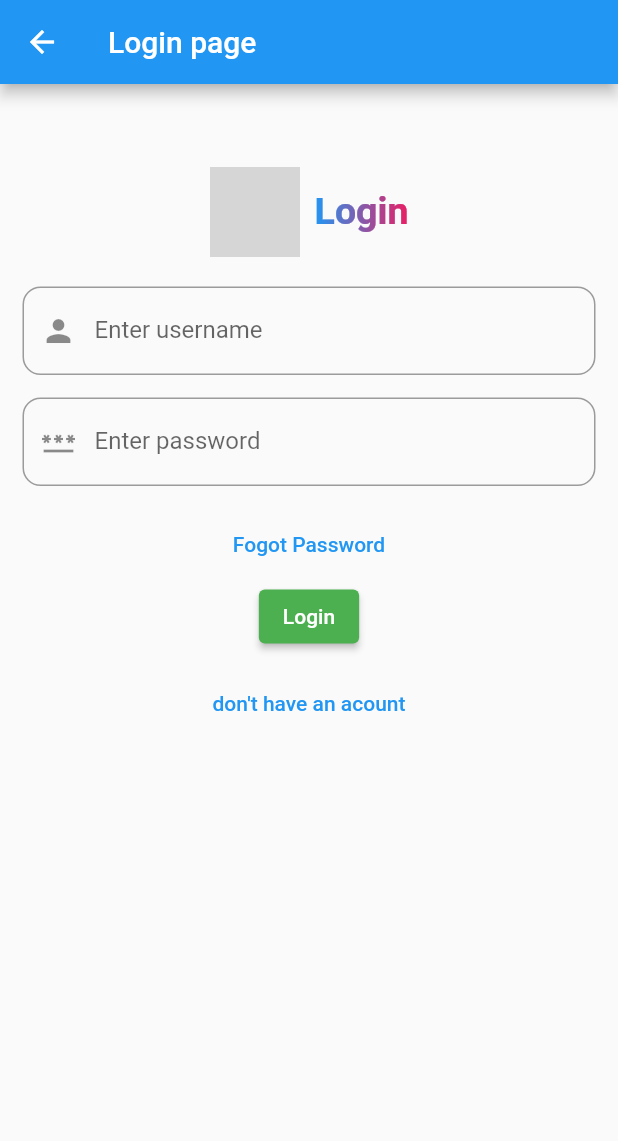
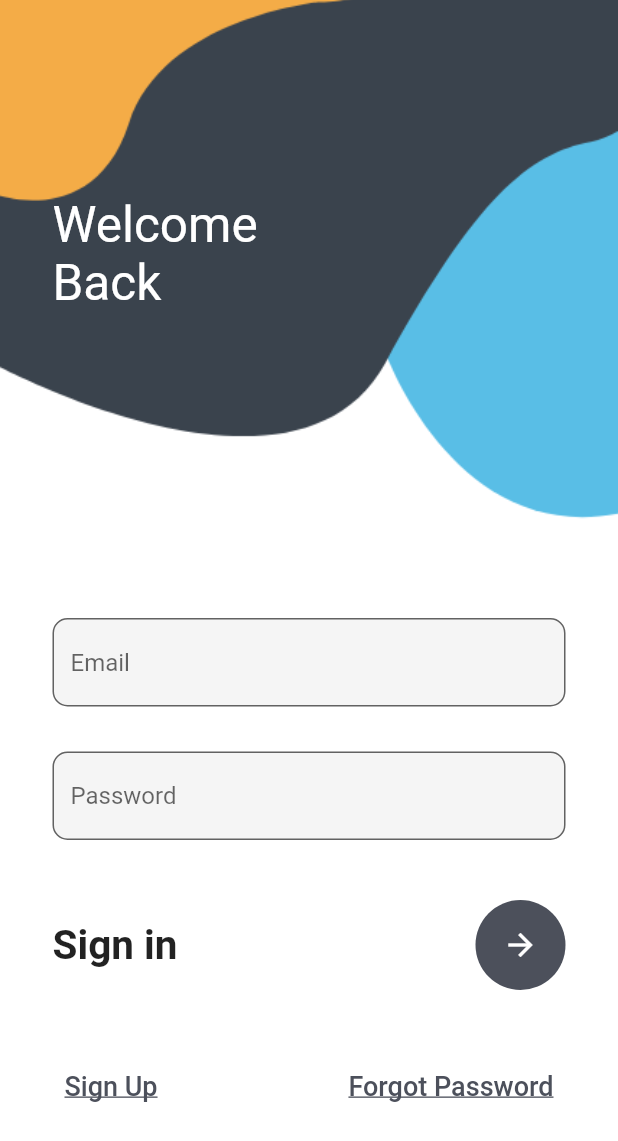
Before and after one commit to vivekhirani4/e-commerce-app, a Flutter app: the Login screen opened directly, on a phone screen of 412 x 824 dp. Shown: the top 1141 px of the screen. Run offline on Flutter 3.47's test engine with Material 2 defaults, Android fonts, the phone set to English and light mode, and no system bars; drawn by our look-alikes of simple_gradient_text; our stand-ins replace shared_preferences; accounts and stored records are empty; network calls fail; grey boxes are pictures that could not be loaded.

Commit message:
v1
added some file and works on design of login page and splash creen

```diff
--- a/my_first_app/lib/catagory.dart
+++ b/my_first_app/lib/catagory.dart
@@ -36,7 +36,7 @@ class _CatogoryState extends State<Catogory> {
   Widget build(BuildContext context) {
     return Scaffold(
         appBar: AppBar(
-          title: Text('Catogory list'),
+          title: Text('Catogorys'),
         ),
         body: Center(
           child: Padding(
--- a/my_first_app/lib/login.dart
+++ b/my_first_app/lib/login.dart
@@ -55,82 +55,96 @@ class _LoginState extends State<Login> {
 
   TextEditingController id = TextEditingController();
   TextEditingController password = TextEditingController();
+
   @override
   Widget build(BuildContext context) {
-    return Scaffold(
-      appBar: AppBar(
-        title: Text("Login page"),
+    return Container(
+      decoration: BoxDecoration(
+        image: DecorationImage(
+            image: AssetImage('assets/login.png'), fit: BoxFit.cover),
       ),
-      body: Center(
-        child: Padding(
-          padding: EdgeInsets.all(15),
+      child: Scaffold(
+        backgroundColor: Colors.transparent,
+        body: Stack(
+          children: [
+            Container(),
+            Container(
+              padding: EdgeInsets.only(left: 35, top: 130),
+              child: Text(
+                'Welcome\nBack',
+                style: TextStyle(color: Colors.white, fontSize: 33),
+              ),
+            ),
+            SingleChildScrollView(
+              child: Container(
+                padding: EdgeInsets.only(
+                    top: MediaQuery.of(context).size.height * 0.5),
+                child: Column(
+                  crossAxisAlignment: CrossAxisAlignment.start,
+                  children: [
+                    Container(
+                      margin: EdgeInsets.only(left: 35, right: 35),
                       child: Column(
                         children: [
-              const SizedBox(height: 40,),
+                          TextField(
+                            controller: id,
+                            style: TextStyle(color: Colors.black),
+                            decoration: InputDecoration(
+                                fillColor: Colors.grey.shade100,
+                                filled: true,
+                                hintText: "Email",
+                                border: OutlineInputBorder(
+                                  borderRadius: BorderRadius.circular(10),
+                                )),
+                          ),
+                          SizedBox(
+                            height: 30,
+                          ),
+                          TextField(
+                            controller: password,
+                            style: TextStyle(),
+                            obscureText: true,
+                            decoration: InputDecoration(
+                                fillColor: Colors.grey.shade100,
+                                filled: true,
+                                hintText: "Password",
+                                border: OutlineInputBorder(
+                                  borderRadius: BorderRadius.circular(10),
+                                )),
+                          ),
+                          SizedBox(
+                            height: 40,
+                          ),
                           Row(
-                mainAxisAlignment: MainAxisAlignment.center,
+                            mainAxisAlignment: MainAxisAlignment.spaceBetween,
                             children: [
-                  Image.network('https://cdn-icons-png.flaticon.com/512/5087/5087579.png',
-                  height: 60,
-                  width: 60,),
-                  const SizedBox(width: 10,),
+                              Text(
+                                'Sign in',
+                                style: TextStyle(
+                                    fontSize: 27, fontWeight: FontWeight.w700),
+                              ),
+                              CircleAvatar(
+                                radius: 30,
+                                backgroundColor: Color(0xff4c505b),
+                                child: IconButton(
+                                    color: Colors.white,
+                                    onPressed: () {
 
-                  GradientText('Login',
-                    style: const TextStyle(
-                      fontWeight: FontWeight.bold,
-                      fontSize: 25
-                    ),
-                    colors: const [
-                      Colors.blue,
-                      Colors.pink
+                                      _chekdata();
+
+                                    },
+                                    icon: Icon(
+                                      Icons.arrow_forward,
+                                    )),
+                              )
                             ],
                           ),
-                ],
+                          SizedBox(
+                            height: 40,
                           ),
-
-              SizedBox(height: 20,),
-              TextField(
-                controller: id,
-                decoration: InputDecoration(
-                  prefixIcon: const Icon(Icons.person),
-                  focusColor: Colors.green,
-                  border: OutlineInputBorder(
-                    borderRadius: BorderRadius.circular(12)
-                  ),
-                  labelText: 'Enter username',
-                ),
-              ),
-              const SizedBox(height: 15,),
-              TextField(
-                controller: password,
-                decoration: InputDecoration(
-                  prefixIcon : const Icon(Icons.password),
-                  border: OutlineInputBorder(
-                    borderRadius: BorderRadius.circular(12)
-                  ),
-                  labelText: 'Enter password'
-                ),
-              ),
-              const SizedBox(height: 15,),
-
-              TextButton(
-                onPressed: () {
-                  _forgotPass();
-                },
-                child: Text('Fogot Password')
-                ),
-
-              ElevatedButton(
-                onPressed: (){
-                  _chekdata();
-                },
-                child: Text("Login"),
-                style: ElevatedButton.styleFrom(
-                 primary: Colors.green
-                ),
-              ),
-              const SizedBox(height: 10,),
-
+                          Row(
+                            mainAxisAlignment: MainAxisAlignment.spaceBetween,
+                            children: [
                               TextButton(
                                 onPressed: () {
                                    Navigator.push(
@@ -139,10 +153,41 @@ class _LoginState extends State<Login> {
                                     )
                                    );
                                 },
-                 child: Text("don't have an acount"))
-            ]
+                                child: Text(
+                                  'Sign Up',
+                                  textAlign: TextAlign.left,
+                                  style: TextStyle(
+                                      decoration: TextDecoration.underline,
+                                      color: Color(0xff4c505b),
+                                      fontSize: 18),
+                                ),
+                                style: ButtonStyle(),
+                              ),
+                              TextButton(
+                                  onPressed: () {
+
+                                    _forgotPass();
+
+                                  },
+                                  child: Text(
+                                    'Forgot Password',
+                                    style: TextStyle(
+                                      decoration: TextDecoration.underline,
+                                      color: Color(0xff4c505b),
+                                      fontSize: 18,
+                                    ),
+                                  )),
+                            ],
+                          )
+                        ],
                       ),
                     )
+                  ],
+                ),
+              ),
+            ),
+          ],
+        ),
       ),
     );
   }
--- a/my_first_app/lib/main.dart
+++ b/my_first_app/lib/main.dart
@@ -18,7 +18,10 @@ class Myapp extends StatelessWidget {
   @override
   Widget build(BuildContext context) {
     return MaterialApp(
-      home: Catogory(),
+      theme: ThemeData(
+        primarySwatch: Colors.blueGrey
+      ),
+      home: Login(),
     );
   }
 }
--- /dev/null
+++ b/my_first_app/lib/product_view.dart
@@ -0,0 +1,15 @@
+import 'package:flutter/material.dart';
+
+class Product_view extends StatefulWidget {
+  const Product_view({super.key});
+
+  @override
+  State<Product_view> createState() => _Product_viewState();
+}
+
+class _Product_viewState extends State<Product_view> {
+  @override
+  Widget build(BuildContext context) {
+    return Container();
+  }
+}
--- a/my_first_app/lib/registration.dart
+++ b/my_first_app/lib/registration.dart
@@ -1,5 +1,4 @@
 import 'dart:convert';
-
 import 'package:http/http.dart' as http;
 import 'package:flutter/material.dart';
 import 'package:my_first_app/catagory.dart';
--- a/my_first_app/lib/splash_screen.dart
+++ b/my_first_app/lib/splash_screen.dart
@@ -19,8 +19,10 @@ class _SplashScreenState extends State<SplashScreen> {
     _navigateToHome();
   }
 
+  bool animate = false;
+
   _navigateToHome() async{
-    await Future.delayed(Duration(milliseconds: 1500));
+    await Future.delayed(Duration(milliseconds: 3000));
     Navigator.pushReplacement(
       context, MaterialPageRoute(builder: (context) => WelcomeScreen(),));
   }
@@ -28,10 +30,8 @@ class _SplashScreenState extends State<SplashScreen> {
   @override
   Widget build(BuildContext context) {
     return Scaffold(
-      body: Center(
-        child: Container(
-          child: Text('splash'),
-        ),
+      body: Container(
+        child: Image.asset('assets/shop.png'),
       ),
     );
   }
```
Also changed, not shown: my_first_app/pubspec.yaml (+7 -0 lines), my_first_app/assets/login.png (added), my_first_app/assets/shop.png (added), my_first_app/pubspec.lock. Lines whose indentation alone changed are shown as unchanged.
